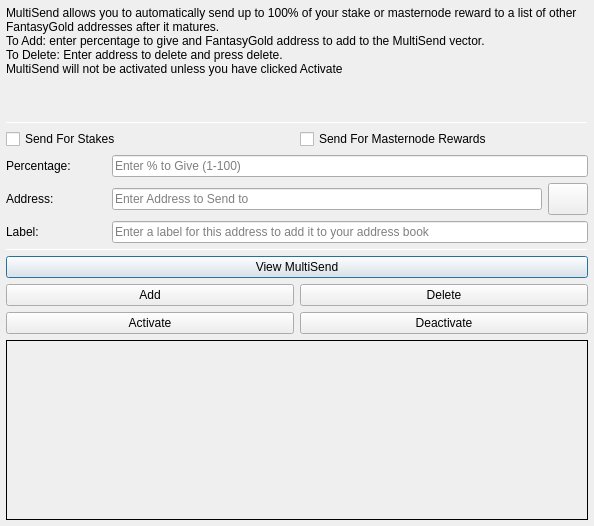
The window that src/qt/forms/multisenddialog.ui (FantasyGold/FantasyGold-Core) describes before a commit, drawn with Qt 5.
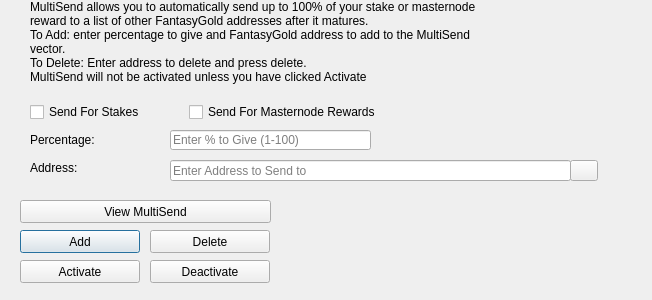
The same window after the commit. Icons and pictures are not drawn.

What changed in the file:
```diff
--- a/src/qt/forms/multisenddialog.ui
+++ b/src/qt/forms/multisenddialog.ui
@@ -9,106 +9,22 @@
    <rect>
     <x>0</x>
     <y>0</y>
-    <width>594</width>
-    <height>526</height>
+    <width>652</width>
+    <height>300</height>
    </rect>
   </property>
   <property name="windowTitle">
    <string>MultiSend</string>
   </property>
-  <layout class="QVBoxLayout" name="verticalLayout" stretch="0">
-   <property name="leftMargin">
-    <number>6</number>
-   </property>
-   <property name="topMargin">
-    <number>6</number>
-   </property>
-   <property name="rightMargin">
-    <number>6</number>
-   </property>
-   <property name="bottomMargin">
-    <number>6</number>
-   </property>
-   <item>
-    <layout class="QVBoxLayout" name="verticalLayout_Main" stretch="1,1,1,0,1,1,1">
-     <item>
-      <widget class="QLabel" name="label_2">
-       <property name="lineWidth">
-        <number>1</number>
-       </property>
-       <property name="text">
-        <string>MultiSend allows you to automatically send up to 100% of your stake or masternode reward to a list of other FantasyGold addresses after it matures.
-To Add: enter percentage to give and FantasyGold address to add to the MultiSend vector.
-To Delete: Enter address to delete and press delete.
-MultiSend will not be activated unless you have clicked Activate</string>
-       </property>
-       <property name="alignment">
-        <set>Qt::AlignLeading|Qt::AlignLeft|Qt::AlignTop</set>
-       </property>
-       <property name="wordWrap">
-        <bool>true</bool>
-       </property>
-      </widget>
-     </item>
-     <item>
-      <widget class="Line" name="line">
-       <property name="minimumSize">
-        <size>
-         <width>0</width>
-         <height>1</height>
-        </size>
-       </property>
-       <property name="maximumSize">
-        <size>
-         <width>16777215</width>
-         <height>1</height>
-        </size>
-       </property>
-       <property name="orientation">
-        <enum>Qt::Horizontal</enum>
-       </property>
-      </widget>
-     </item>
-     <item>
-      <layout class="QVBoxLayout" name="verticalLayout_Settings">
-       <item>
-        <layout class="QHBoxLayout" name="horizontalLayout">
-         <item>
-          <widget class="QCheckBox" name="multiSendStakeCheckBox">
-           <property name="text">
-            <string>Send For Stakes</string>
-           </property>
-          </widget>
-         </item>
-         <item>
-          <widget class="QCheckBox" name="multiSendMasternodeCheckBox">
-           <property name="text">
-            <string>Send For Masternode Rewards</string>
-           </property>
-          </widget>
-         </item>
-        </layout>
-       </item>
-       <item>
-        <layout class="QHBoxLayout" name="horizontalLayout_6">
-         <item>
-          <widget class="QLabel" name="label">
-           <property name="minimumSize">
-            <size>
-             <width>100</width>
-             <height>0</height>
-            </size>
-           </property>
-           <property name="toolTip">
-            <string>Percentage of stake to send</string>
-           </property>
-           <property name="text">
-            <string>Percentage:</string>
-           </property>
-          </widget>
-         </item>
-         <item>
           <widget class="QLineEdit" name="multiSendPercentEdit">
+   <property name="geometry">
+    <rect>
+     <x>170</x>
+     <y>130</y>
+     <width>201</width>
+     <height>20</height>
+    </rect>
+   </property>
            <property name="toolTip">
             <string>Enter whole numbers 1 - 100</string>
            </property>
@@ -116,29 +32,15 @@
             <string>Enter % to Give (1-100)</string>
            </property>
           </widget>
-         </item>
-        </layout>
-       </item>
-       <item>
-        <layout class="QHBoxLayout" name="horizontalLayout_7">
-         <item>
-          <widget class="QLabel" name="label_5">
-           <property name="minimumSize">
-            <size>
-             <width>100</width>
-             <height>0</height>
-            </size>
-           </property>
-           <property name="toolTip">
-            <string>Address to send portion of stake to</string>
-           </property>
-           <property name="text">
-            <string>Address:</string>
-           </property>
-          </widget>
-         </item>
-         <item>
           <widget class="QLineEdit" name="multiSendAddressEdit">
+   <property name="geometry">
+    <rect>
+     <x>170</x>
+     <y>160</y>
+     <width>401</width>
+     <height>21</height>
+    </rect>
+   </property>
            <property name="toolTip">
             <string/>
            </property>
@@ -146,14 +48,87 @@
             <string>Enter Address to Send to</string>
            </property>
           </widget>
-         </item>
-         <item>
+  <widget class="QLabel" name="label_2">
+   <property name="geometry">
+    <rect>
+     <x>30</x>
+     <y>0</y>
+     <width>451</width>
+     <height>121</height>
+    </rect>
+   </property>
+   <property name="lineWidth">
+    <number>1</number>
+   </property>
+   <property name="text">
+    <string>MultiSend allows you to automatically send up to 100% of your stake or masternode reward to a list of other FantasyGold addresses after it matures.
+To Add: enter percentage to give and FantasyGold address to add to the MultiSend vector.
+To Delete: Enter address to delete and press delete.
+MultiSend will not be activated unless you have clicked Activate</string>
+   </property>
+   <property name="alignment">
+    <set>Qt::AlignLeading|Qt::AlignLeft|Qt::AlignTop</set>
+   </property>
+   <property name="wordWrap">
+    <bool>true</bool>
+   </property>
+  </widget>
+  <widget class="QLabel" name="message">
+   <property name="geometry">
+    <rect>
+     <x>290</x>
+     <y>200</y>
+     <width>351</width>
+     <height>91</height>
+    </rect>
+   </property>
+   <property name="text">
+    <string/>
+   </property>
+  </widget>
+  <widget class="QPushButton" name="addButton">
+   <property name="geometry">
+    <rect>
+     <x>20</x>
+     <y>230</y>
+     <width>120</width>
+     <height>23</height>
+    </rect>
+   </property>
+   <property name="toolTip">
+    <string/>
+   </property>
+   <property name="statusTip">
+    <string>Add to MultiSend Vector</string>
+   </property>
+   <property name="text">
+    <string>Add</string>
+   </property>
+  </widget>
+  <widget class="QPushButton" name="disableButton">
+   <property name="geometry">
+    <rect>
+     <x>150</x>
+     <y>260</y>
+     <width>120</width>
+     <height>23</height>
+    </rect>
+   </property>
+   <property name="statusTip">
+    <string>Deactivate MultiSend</string>
+   </property>
+   <property name="text">
+    <string>Deactivate</string>
+   </property>
+  </widget>
           <widget class="QPushButton" name="addressBookButton">
-           <property name="maximumSize">
-            <size>
-             <width>16777215</width>
-             <height>32</height>
-            </size>
+   <property name="geometry">
+    <rect>
+     <x>570</x>
+     <y>160</y>
+     <width>28</width>
+     <height>21</height>
+    </rect>
            </property>
            <property name="toolTip">
             <string>Choose an address from the address book</string>
@@ -172,60 +147,15 @@
             <bool>false</bool>
            </property>
           </widget>
-         </item>
-        </layout>
-       </item>
-      </layout>
-     </item>
-     <item>
-      <layout class="QHBoxLayout" name="horizontalLayout_3">
-       <item>
-        <widget class="QLabel" name="label_3">
-         <property name="minimumSize">
-          <size>
-           <width>100</width>
-           <height>0</height>
-          </size>
-         </property>
-         <property name="text">
-          <string>Label:</string>
-         </property>
-        </widget>
-       </item>
-       <item>
-        <widget class="QLineEdit" name="labelAddressLabelEdit">
-         <property name="placeholderText">
-          <string>Enter a label for this address to add it to your address book</string>
-         </property>
-        </widget>
-       </item>
-      </layout>
-     </item>
-     <item>
-      <widget class="Line" name="line_2">
-       <property name="minimumSize">
-        <size>
-         <width>0</width>
-         <height>1</height>
-        </size>
-       </property>
-       <property name="maximumSize">
-        <size>
-         <width>16777215</width>
-         <height>1</height>
-        </size>
-       </property>
-       <property name="orientation">
-        <enum>Qt::Horizontal</enum>
-       </property>
-      </widget>
-     </item>
-     <item>
-      <layout class="QVBoxLayout" name="verticalLayout_Buttons">
-       <item>
-        <layout class="QHBoxLayout" name="horizontalLayout_4">
-         <item>
-          <widget class="QPushButton" name="viewButton">
+  <widget class="QLabel" name="label">
+   <property name="geometry">
+    <rect>
+     <x>30</x>
+     <y>130</y>
+     <width>121</width>
+     <height>20</height>
+    </rect>
+   </property>
            <property name="toolTip">
             <string/>
            </property>
@@ -233,16 +163,18 @@
             <string>View MultiSend Vector</string>
            </property>
            <property name="text">
-            <string>View MultiSend</string>
-           </property>
-          </widget>
-         </item>
-        </layout>
-       </item>
-       <item>
-        <layout class="QHBoxLayout" name="horizontalLayout_2">
-         <item>
-          <widget class="QPushButton" name="addButton">
+    <string>Percentage:</string>
+   </property>
+  </widget>
+  <widget class="QLabel" name="label_5">
+   <property name="geometry">
+    <rect>
+     <x>30</x>
+     <y>160</y>
+     <width>111</width>
+     <height>16</height>
+    </rect>
+   </property>
            <property name="toolTip">
             <string/>
            </property>
@@ -250,12 +182,18 @@
             <string>Add to MultiSend Vector</string>
            </property>
            <property name="text">
-            <string>Add</string>
-           </property>
-          </widget>
-         </item>
-         <item>
+    <string>Address:</string>
+   </property>
+  </widget>
           <widget class="QPushButton" name="deleteButton">
+   <property name="geometry">
+    <rect>
+     <x>150</x>
+     <y>230</y>
+     <width>120</width>
+     <height>23</height>
+    </rect>
+   </property>
            <property name="toolTip">
             <string/>
            </property>
@@ -266,13 +204,15 @@
             <string>Delete</string>
            </property>
           </widget>
-         </item>
-        </layout>
-       </item>
-       <item>
-        <layout class="QHBoxLayout" name="horizontalLayout_5">
-         <item>
           <widget class="QPushButton" name="activateButton">
+   <property name="geometry">
+    <rect>
+     <x>20</x>
+     <y>260</y>
+     <width>120</width>
+     <height>23</height>
+    </rect>
+   </property>
            <property name="statusTip">
             <string>Activate MultiSend</string>
            </property>
@@ -280,55 +220,51 @@
             <string>Activate</string>
            </property>
           </widget>
-         </item>
-         <item>
-          <widget class="QPushButton" name="disableButton">
-           <property name="statusTip">
-            <string>Deactivate MultiSend</string>
-           </property>
-           <property name="text">
-            <string>Deactivate</string>
-           </property>
-          </widget>
-         </item>
-        </layout>
-       </item>
-      </layout>
-     </item>
-     <item>
-      <widget class="QLabel" name="message">
-       <property name="minimumSize">
-        <size>
-         <width>0</width>
-         <height>180</height>
-        </size>
-       </property>
-       <property name="frameShape">
-        <enum>QFrame::Panel</enum>
-       </property>
-       <property name="frameShadow">
-        <enum>QFrame::Plain</enum>
-       </property>
-       <property name="lineWidth">
-        <number>1</number>
-       </property>
-       <property name="midLineWidth">
-        <number>1</number>
-       </property>
-       <property name="text">
+  <widget class="QPushButton" name="viewButton">
+   <property name="geometry">
+    <rect>
+     <x>20</x>
+     <y>200</y>
+     <width>251</width>
+     <height>23</height>
+    </rect>
+   </property>
+   <property name="toolTip">
         <string/>
        </property>
-       <property name="alignment">
-        <set>Qt::AlignLeading|Qt::AlignLeft|Qt::AlignTop</set>
-       </property>
-       <property name="wordWrap">
-        <bool>true</bool>
-       </property>
-      </widget>
-     </item>
-    </layout>
-   </item>
-  </layout>
+   <property name="statusTip">
+    <string>View MultiSend Vector</string>
+   </property>
+   <property name="text">
+    <string>View MultiSend</string>
+   </property>
+  </widget>
+  <widget class="QWidget" name="horizontalLayoutWidget">
+   <property name="geometry">
+    <rect>
+     <x>30</x>
+     <y>100</y>
+     <width>351</width>
+     <height>24</height>
+    </rect>
+   </property>
+   <layout class="QHBoxLayout" name="horizontalLayout">
+    <item>
+     <widget class="QCheckBox" name="multiSendStakeCheckBox">
+      <property name="text">
+       <string>Send For Stakes</string>
+      </property>
+     </widget>
+    </item>
+    <item>
+     <widget class="QCheckBox" name="multiSendMasternodeCheckBox">
+      <property name="text">
+       <string>Send For Masternode Rewards</string>
+      </property>
+     </widget>
+    </item>
+   </layout>
+  </widget>
  </widget>
  <resources>
   <include location="../fantasygold.qrc"/>
```
Left out of the diff: 14 changed lines with no effect on the pictures. Lines whose indentation alone changed are shown as unchanged.
